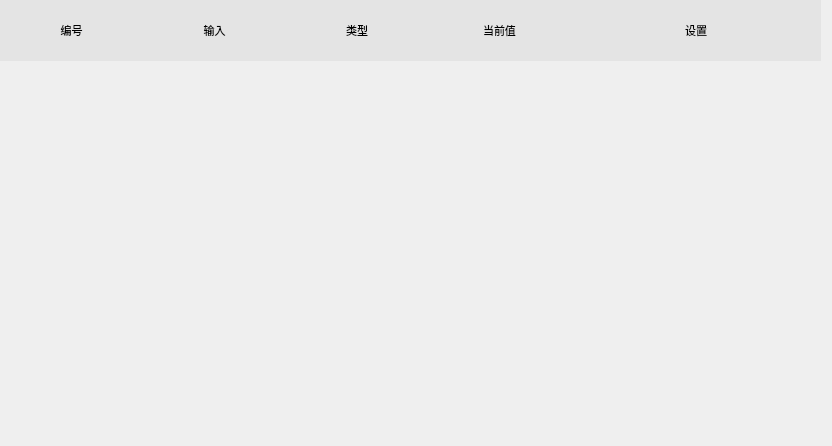
First picture: the form in setting/setline/setlinewid.ui, repository ChinaClever/BusBar-Qt, before the edit.
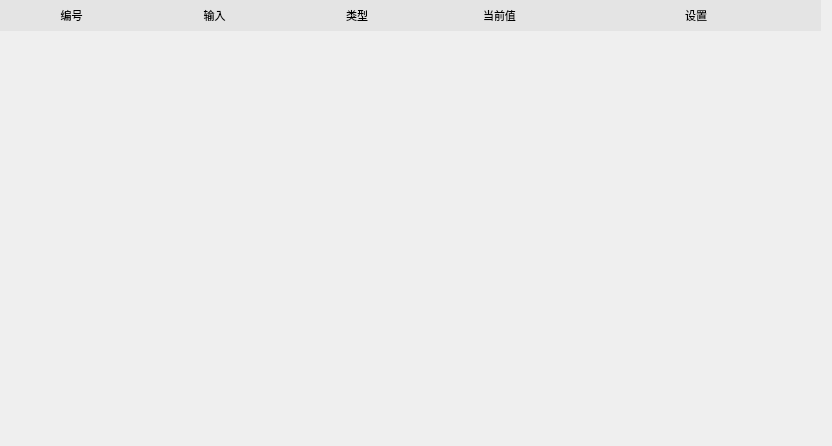
Second picture: the form after the edit.

```diff
--- a/setting/setline/setlinewid.ui
+++ b/setting/setline/setlinewid.ui
@@ -30,7 +30,7 @@
      <x>0</x>
      <y>0</y>
      <width>821</width>
-     <height>61</height>
+     <height>31</height>
     </rect>
    </property>
    <property name="styleSheet">
@@ -40,6 +40,12 @@
     <property name="spacing">
      <number>0</number>
     </property>
+    <property name="topMargin">
+     <number>0</number>
+    </property>
+    <property name="bottomMargin">
+     <number>0</number>
+    </property>
     <item>
      <widget class="QLabel" name="label_4">
       <property name="font">
@@ -162,41 +168,53 @@
    <property name="geometry">
     <rect>
      <x>10</x>
-     <y>69</y>
+     <y>30</y>
      <width>811</width>
      <height>91</height>
     </rect>
    </property>
+   <property name="styleSheet">
+    <string notr="true"/>
+   </property>
   </widget>
   <widget class="QWidget" name="widget_2" native="true">
    <property name="geometry">
     <rect>
      <x>10</x>
-     <y>165</y>
+     <y>130</y>
      <width>811</width>
      <height>91</height>
     </rect>
    </property>
+   <property name="styleSheet">
+    <string notr="true"/>
+   </property>
   </widget>
   <widget class="QWidget" name="widget_3" native="true">
    <property name="geometry">
     <rect>
      <x>10</x>
-     <y>265</y>
+     <y>230</y>
      <width>811</width>
      <height>91</height>
     </rect>
    </property>
+   <property name="styleSheet">
+    <string notr="true"/>
+   </property>
   </widget>
   <widget class="QWidget" name="widget_4" native="true">
    <property name="geometry">
     <rect>
      <x>10</x>
-     <y>365</y>
+     <y>330</y>
      <width>811</width>
-     <height>61</height>
+     <height>91</height>
     </rect>
    </property>
+   <property name="styleSheet">
+    <string notr="true"/>
+   </property>
   </widget>
  </widget>
  <resources/>
```
